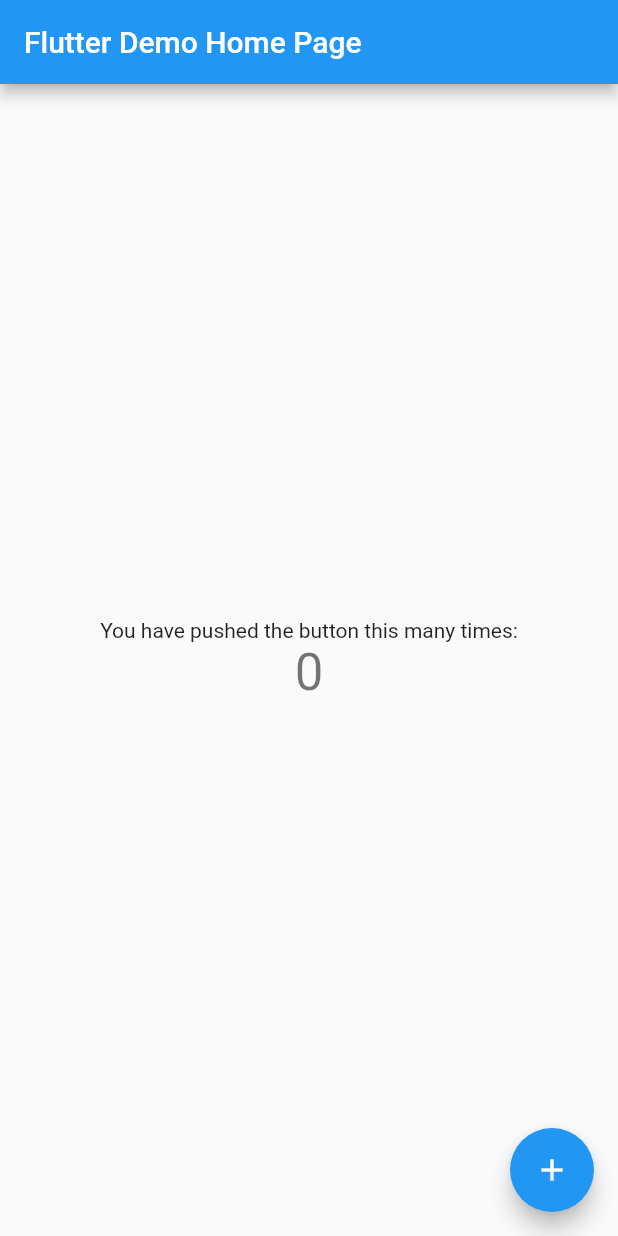
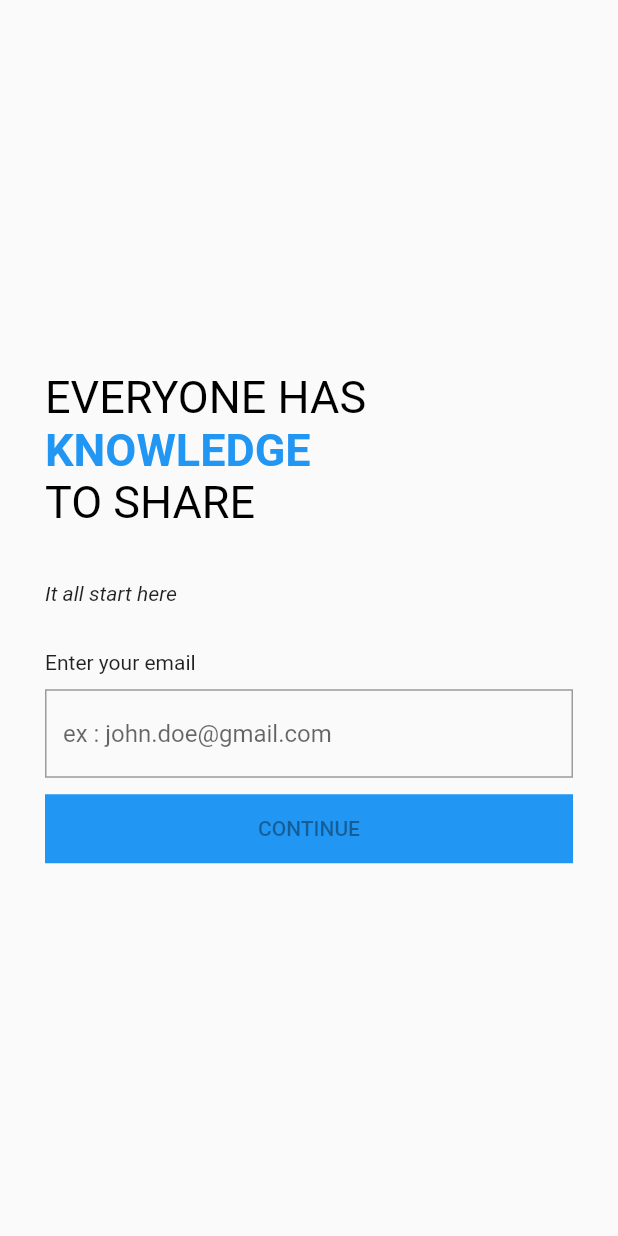
Before and after one commit to MC-Michel/LeadeeTuto, a Flutter app: the screen it shows after launch, on a phone screen of 412 x 824 dp. Run offline on Flutter 3.47's test engine with Material 2 defaults, Android fonts, the light colour scheme and no system bars.

Commit message:
Guest functionnality

```diff
--- a/lib/main.dart
+++ b/lib/main.dart
@@ -1,115 +1,20 @@
 import 'package:flutter/material.dart';
+import 'package:leadeetuto2/screens/guest.dart';
 
 void main() {
-  runApp(const MyApp());
+  runApp(const App());
 }
 
-class MyApp extends StatelessWidget {
-  const MyApp({super.key});
+class App extends StatelessWidget {
+  const App({super.key});
 
   // This widget is the root of your application.
   @override
   Widget build(BuildContext context) {
     return MaterialApp(
-      title: 'Flutter Demo',
-      theme: ThemeData(
-        // This is the theme of your application.
-        //
-        // Try running your application with "flutter run". You'll see the
-        // application has a blue toolbar. Then, without quitting the app, try
-        // changing the primarySwatch below to Colors.green and then invoke
-        // "hot reload" (press "r" in the console where you ran "flutter run",
-        // or simply save your changes to "hot reload" in a Flutter IDE).
-        // Notice that the counter didn't reset back to zero; the application
-        // is not restarted.
-        primarySwatch: Colors.blue,
-      ),
-      home: const MyHomePage(title: 'Flutter Demo Home Page'),
+      debugShowCheckedModeBanner: false,
+      title: 'Leadee app by Michel',
+      home: GuestScreen(),
     );
   }
 }
-
-class MyHomePage extends StatefulWidget {
-  const MyHomePage({super.key, required this.title});
-
-  // This widget is the home page of your application. It is stateful, meaning
-  // that it has a State object (defined below) that contains fields that affect
-  // how it looks.
-
-  // This class is the configuration for the state. It holds the values (in this
-  // case the title) provided by the parent (in this case the App widget) and
-  // used by the build method of the State. Fields in a Widget subclass are
-  // always marked "final".
-
-  final String title;
-
-  @override
-  State<MyHomePage> createState() => _MyHomePageState();
-}
-
-class _MyHomePageState extends State<MyHomePage> {
-  int _counter = 0;
-
-  void _incrementCounter() {
-    setState(() {
-      // This call to setState tells the Flutter framework that something has
-      // changed in this State, which causes it to rerun the build method below
-      // so that the display can reflect the updated values. If we changed
-      // _counter without calling setState(), then the build method would not be
-      // called again, and so nothing would appear to happen.
-      _counter++;
-    });
-  }
-
-  @override
-  Widget build(BuildContext context) {
-    // This method is rerun every time setState is called, for instance as done
-    // by the _incrementCounter method above.
-    //
-    // The Flutter framework has been optimized to make rerunning build methods
-    // fast, so that you can just rebuild anything that needs updating rather
-    // than having to individually change instances of widgets.
-    return Scaffold(
-      appBar: AppBar(
-        // Here we take the value from the MyHomePage object that was created by
-        // the App.build method, and use it to set our appbar title.
-        title: Text(widget.title),
-      ),
-      body: Center(
-        // Center is a layout widget. It takes a single child and positions it
-        // in the middle of the parent.
-        child: Column(
-          // Column is also a layout widget. It takes a list of children and
-          // arranges them vertically. By default, it sizes itself to fit its
-          // children horizontally, and tries to be as tall as its parent.
-          //
-          // Invoke "debug painting" (press "p" in the console, choose the
-          // "Toggle Debug Paint" action from the Flutter Inspector in Android
-          // Studio, or the "Toggle Debug Paint" command in Visual Studio Code)
-          // to see the wireframe for each widget.
-          //
-          // Column has various properties to control how it sizes itself and
-          // how it positions its children. Here we use mainAxisAlignment to
-          // center the children vertically; the main axis here is the vertical
-          // axis because Columns are vertical (the cross axis would be
-          // horizontal).
-          mainAxisAlignment: MainAxisAlignment.center,
-          children: <Widget>[
-            const Text(
-              'You have pushed the button this many times:',
-            ),
-            Text(
-              '$_counter',
-              style: Theme.of(context).textTheme.headline4,
-            ),
-          ],
-        ),
-      ),
-      floatingActionButton: FloatingActionButton(
-        onPressed: _incrementCounter,
-        tooltip: 'Increment',
-        child: const Icon(Icons.add),
-      ), // This trailing comma makes auto-formatting nicer for build methods.
-    );
-  }
-}
--- /dev/null
+++ b/lib/screens/guest.dart
@@ -0,0 +1,41 @@
+import 'package:flutter/material.dart';
+import 'package:leadeetuto2/screens/guests/auth.dart';
+import 'package:leadeetuto2/screens/guests/password.dart';
+import 'package:leadeetuto2/screens/guests/term.dart';
+
+class GuestScreen extends StatefulWidget {
+  const GuestScreen({super.key});
+
+  @override
+  State<GuestScreen> createState() => _GuestScreenState();
+}
+
+class _GuestScreenState extends State<GuestScreen> {
+  List<Widget> _widgets = [];
+  int _indexSelected = 0;
+
+  @override
+  void initState() {
+    // TODO: implement initState
+    super.initState();
+
+    _widgets.addAll([
+      AuthScreen(
+        onChangedStep : (index) => setState(() => _indexSelected = index,)
+      ),
+      TermScreen(
+        onChangedStep : (index) => setState(() => _indexSelected = index,)
+      ),
+      PasswordScreen(
+        onChangedStep : (index) => setState(() => _indexSelected = index,)
+      )
+    ]);
+  }
+
+  @override
+  Widget build(BuildContext context) {
+    return Container(
+      child: _widgets.elementAt(_indexSelected)
+    );
+  }
+}
--- /dev/null
+++ b/lib/screens/guests/auth.dart
@@ -0,0 +1,111 @@
+import 'package:flutter/material.dart';
+
+class AuthScreen extends StatefulWidget {
+  final Function(int) onChangedStep;
+
+  const AuthScreen({super.key, required this.onChangedStep});
+
+  @override
+  State<AuthScreen> createState() => _AuthScreenState();
+}
+
+class _AuthScreenState extends State<AuthScreen> {
+  final GlobalKey<FormState> _formKey = GlobalKey<FormState>();
+  final RegExp _emailRegex = RegExp(r"^[a-zA-Z0-9]+@[a-zA-Z0-9-]+\.[a-zA-Z]+");
+
+  String _email = "";
+
+  @override
+  Widget build(BuildContext context) {
+    return SafeArea(
+      child: Scaffold(
+        body : Center(
+          child: SingleChildScrollView(
+            padding: EdgeInsets.symmetric(horizontal: 30.0),
+            child: Column(
+              crossAxisAlignment: CrossAxisAlignment.start,
+              children: [
+                RichText(text: TextSpan(
+                  text: "Everyone has\n".toUpperCase(),
+                  style: TextStyle(
+                    color: Colors.black,
+                    fontSize: 30.0,
+                  ),
+                  children: [
+                    TextSpan(
+                      text: "knowledge\n".toUpperCase(),
+                      style: TextStyle(
+                        color: Theme.of(context).primaryColor,
+                        fontWeight: FontWeight.bold
+                      )
+                    ),
+                    TextSpan(
+                      text: "to share\n".toUpperCase()
+                    )
+                  ],
+                )),
+                Text(
+                  "It all start here",
+                  style: TextStyle(
+                    fontStyle: FontStyle.italic
+                  ),
+                ),
+                SizedBox(
+                  height: 30.0,
+                ),
+                Form(
+                  key: _formKey,
+                  child: Column(
+                    crossAxisAlignment: CrossAxisAlignment.stretch,
+                    children: [
+                      Text("Enter your email"),
+                      SizedBox(height: 10.0,),
+                      TextFormField(
+                        onChanged: (value) {
+                          setState(() {
+                            _email = value;
+                          });
+                        },
+                        validator: (value) {
+                          if (value == null || value.isEmpty || !_emailRegex.hasMatch(value)) {
+                            return 'Please enter a valid email';
+                          }
+                          return null;
+                        },
+                        decoration: InputDecoration(
+                          hintText: "ex : john.doe@gmail.com",
+                          border: OutlineInputBorder(
+                            borderRadius: BorderRadius.circular(0.0),
+                            borderSide: BorderSide(color: Colors.grey)
+                          )
+                        ),
+                      ),
+                      SizedBox(height: 10.0,),
+                      TextButton(
+                        style: TextButton.styleFrom(
+                          backgroundColor: Theme.of(context).primaryColor,
+                          foregroundColor: Colors.white,
+                          shape: RoundedRectangleBorder(borderRadius: BorderRadius.circular(0.0)),
+                          padding: EdgeInsets.symmetric(
+                            vertical: 15.0,
+                          ),
+                        ),
+                        onPressed: _email == null || _email.isEmpty || !_emailRegex.hasMatch(_email) ? null : () {
+                          if(_formKey.currentState!.validate()){
+                            print(_email);
+                            widget.onChangedStep(1);
+                          }
+                        },
+                        child: Text('continue'.toUpperCase()),
+                      )
+                    ],
+                  ),
+                ),
+              ],
+            ),
+          )
+        ),
+      ),
+    );
+  }
+}
```
Also changed, not shown: lib/screens/guests/password.dart (added, +109 -0 lines), lib/screens/guests/term.dart (added, +87 -0 lines).
